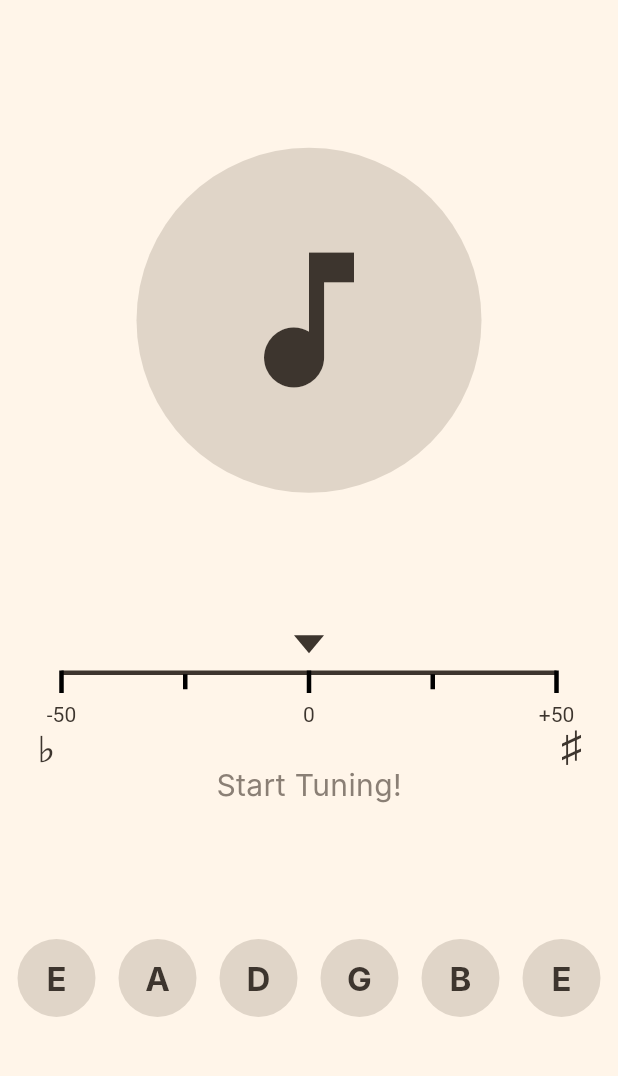
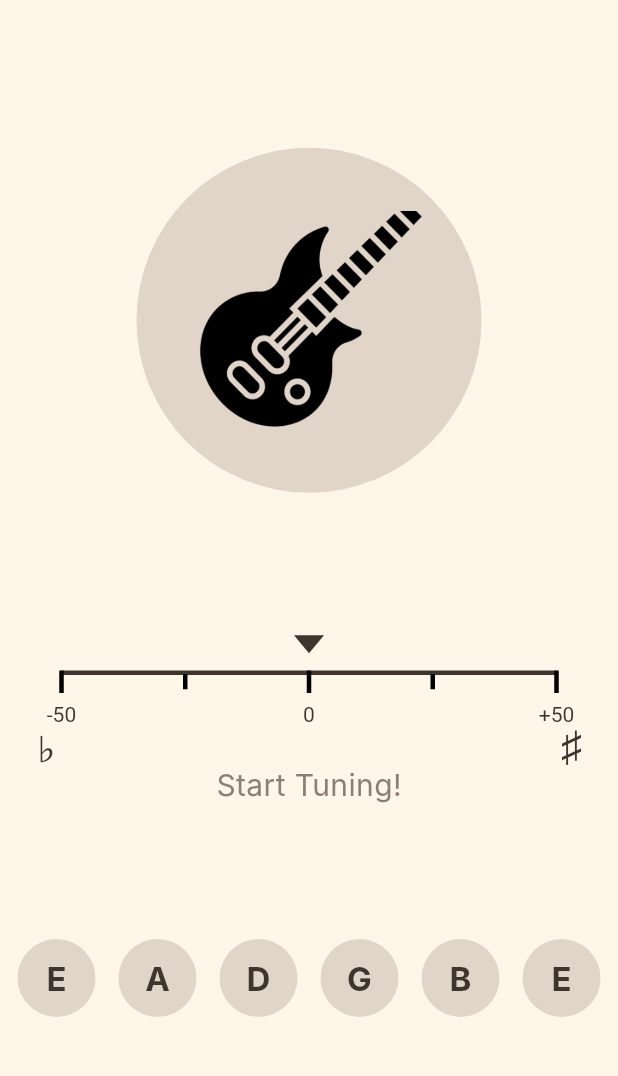
Before and after one commit to mariaR5/guitar-tuner, a Flutter app: the screen it shows after launch, on a phone screen of 412 x 824 dp, the part 84-1160 px from its top. Run offline on Flutter 3.47's test engine with Material 3 defaults, Android fonts, the phone set to English and light mode, and no system bars; our stand-ins replace permission_handler; missing offline and left inert: flutter_audio_capture, pitch_detector_dart; Roboto replaces fonts that are missing (Inter).

Commit message:
Added better icons

```diff
--- a/lib/main.dart
+++ b/lib/main.dart
@@ -3,6 +3,8 @@ import 'dart:typed_data';
 import 'dart:async';
 
 import 'package:flutter/material.dart';
+import 'package:flutter/rendering.dart';
+import 'package:flutter/services.dart';
 import 'package:flutter_audio_capture/flutter_audio_capture.dart';
 import 'package:pitch_detector_dart/pitch_detector.dart';
 import 'package:permission_handler/permission_handler.dart';
@@ -52,6 +54,7 @@ class MyApp extends StatelessWidget {
   }
 }
 
+// ---------Splash Screen--------------
 class SplashScreen extends StatefulWidget {
   const SplashScreen({super.key});
 
@@ -91,6 +94,7 @@ class _SplashScreenState extends State<SplashScreen> {
     );
   }
 }
+//-----------------------------------------
 
 class TunerHomePage extends StatefulWidget {
   const TunerHomePage({super.key});
@@ -117,20 +121,15 @@ class _TunerHomePageState extends State<TunerHomePage> {
   Color _statusColor = const Color(0xFFE0D5C8);
   double _centsDiff = 0.0;
 
-  //------Different Types of Tunings--------
-  // final List<Tuning> _tunings = [
-  //   Tuning(name: 'Standard', notes: ['E2', 'A2', 'D3', 'G3', 'B3', 'E4']),
-  //   Tuning(name: 'Drop D', notes: ['D2', 'A2', 'D3', 'G3', 'B3', 'E4']),
-  //   Tuning(name: 'Open G', notes: ['D2', 'G2', 'D3', 'G3', 'B3', 'D4']),
-  //   Tuning(name: 'Open D', notes: ['D2', 'A2', 'D3', 'F#3', 'A3', 'D4']),
-  //   Tuning(name: 'Open C', notes: ['C2', 'G2', 'C3', 'G3', 'C4', 'E4']),
-  // ];
+  bool _isAutoMode = false;
+  bool _isInTune = false;
+  double _circleScale = 1.0;
 
   //------Different Instruments-----------
   final List<Instrument> _instruments = [
     Instrument(
       name: 'Guitar',
-      imgPath: 'assets/images/guitar.png',
+      imgPath: 'assets/images/guitar_1.png',
       tunings: [
         Tuning(name: 'Standard', notes: ['E2', 'A2', 'D3', 'G3', 'B3', 'E4']),
         Tuning(name: 'Drop D', notes: ['D2', 'A2', 'D3', 'G3', 'B3', 'E4']),
@@ -141,7 +140,7 @@ class _TunerHomePageState extends State<TunerHomePage> {
     ),
     Instrument(
       name: 'Bass',
-      imgPath: 'assets/images/bass.png',
+      imgPath: 'assets/images/bass_1.png',
       tunings: [
         Tuning(name: 'Standard', notes: ['E1', 'A1', 'D2', 'G2']),
         Tuning(name: 'Drop D', notes: ['D1', 'A1', 'D2', 'G2']),
@@ -152,7 +151,7 @@ class _TunerHomePageState extends State<TunerHomePage> {
     ),
     Instrument(
       name: 'Ukelele',
-      imgPath: 'assets/images/ukelele.png',
+      imgPath: 'assets/images/ukulele_1.png',
       tunings: [
         Tuning(name: 'Standard', notes: ['G4', 'C4', 'E4', 'A4']),
         Tuning(name: 'Traditional', notes: ['A4', 'D4', 'F#4', 'B4']),
@@ -163,7 +162,7 @@ class _TunerHomePageState extends State<TunerHomePage> {
     ),
     Instrument(
       name: 'Violin',
-      imgPath: 'assets/images/violin.png',
+      imgPath: 'assets/images/violin_1.png',
       tunings: [
         Tuning(name: 'Standard', notes: ['G3', 'D4', 'A4', 'E5']),
         Tuning(name: 'Baroque', notes: ['G3', 'D4', 'A4', 'D5']),
@@ -262,6 +261,14 @@ class _TunerHomePageState extends State<TunerHomePage> {
     return 440.0 * pow(2, semitones / 12.0);
   }
 
+  void _triggerInTuneAnimationSound() {
+    setState(() => _circleScale = 1.1);
+    SystemSound.play(SystemSoundType.click);
+    Timer(const Duration(milliseconds: 200), () {
+      if (mounted) setState(() => _circleScale = 1.0);
+    });
+  }
+
   void _updateTuningStatus(double detectedFreq) {
     if (_selectedStringIndex == -1) return;
 
@@ -269,9 +276,16 @@ class _TunerHomePageState extends State<TunerHomePage> {
     final targetFreq = _noteToFreq(targetNote);
     final newCentsDiff = 1200 * (log(detectedFreq / targetFreq) / log(2));
 
+    final bool isNowInTune = newCentsDiff.abs() < 5;
+
+    if (isNowInTune && !_isInTune) {
+      _triggerInTuneAnimationSound();
+    }
+
     setState(() {
+      _isInTune = isNowInTune;
       _centsDiff = newCentsDiff;
-      if (newCentsDiff.abs() < 5) {
+      if (isNowInTune) {
         _tuningStatus = 'Perfect!';
         _statusColor = const Color(0xFF5ED169);
       } else if (newCentsDiff > 0) {
@@ -294,6 +308,12 @@ class _TunerHomePageState extends State<TunerHomePage> {
   // }
 
   Future<void> _onStringSelected(int index) async {
+    if (_isAutoMode) {
+      setState(() {
+        _isAutoMode = false;
+      });
+    }
+
     if (_isListening && _selectedStringIndex == index) {
       await _stopCapture();
       return;
@@ -339,6 +359,22 @@ class _TunerHomePageState extends State<TunerHomePage> {
     });
   }
 
+  int _findClosestNoteIndex(double detectedFreq) {
+    int closestIndex = -1;
+    double minDiff = double.infinity;
+
+    for (int i = 0; i < _stringNames.length; i++) {
+      final targetFreq = _noteToFreq(_stringNames[i]);
+      final diff = (detectedFreq - targetFreq).abs();
+
+      if (diff < minDiff) {
+        minDiff = diff;
+        closestIndex = i;
+      }
+    }
+    return closestIndex;
+  }
+
   Future<void> _processAudioBuffer(dynamic obj) async {
     // Convert audio data from dynamic list to double type list
     if (obj is List<dynamic>) {
@@ -349,6 +385,15 @@ class _TunerHomePageState extends State<TunerHomePage> {
       if (result != null && result.probability > _clarityThreshold) {
         _resetTimer?.cancel();
         if (mounted) {
+          //Auto Mode
+          if (_isAutoMode) {
+            final closestIndex = _findClosestNoteIndex(result.pitch);
+            if (closestIndex != -1 && _selectedStringIndex != closestIndex) {
+              setState(() {
+                _selectedStringIndex = closestIndex;
+              });
+            }
+          }
           _updateTuningStatus(result.pitch);
         }
       } else {
@@ -461,6 +506,17 @@ class _TunerHomePageState extends State<TunerHomePage> {
     });
   }
 
+  void _toggleAutoMode(bool value) {
+    setState(() {
+      _isAutoMode = value;
+      if (_isAutoMode) {
+        _startCapture();
+      } else {
+        _stopCapture();
+      }
+    });
+  }
+
   void _showAddTuningDialog({Tuning? tuningToEdit, int? tuningIndex}) {
     final selectedInstrument = _instruments[_selectedInstrumentIndex];
     showDialog(
@@ -514,6 +570,28 @@ class _TunerHomePageState extends State<TunerHomePage> {
                 ),
               ),
             ),
+            ListTile(
+              contentPadding: const EdgeInsets.fromLTRB(10.0, 2.0, 5.0, 5.0),
+              title: Text(
+                "Auto-Tuning",
+                style: TextStyle(fontWeight: FontWeight.bold, fontSize: 18),
+              ),
+              trailing: Transform.scale(
+                scale: 0.8,
+                child: Switch(
+                  value: _isAutoMode,
+                  onChanged: (bool value) {
+                    _toggleAutoMode(value);
+                  },
+                  inactiveThumbColor: Color(0xFF3D352E),
+                  inactiveTrackColor: Color(0xFFFFF5E9),
+                  activeColor: const Color(0xFF3D352E),
+                ),
+              ),
+            ),
+            SizedBox(height: 15),
+            const Divider(color: Color(0xFFD9CDBF)),
+            SizedBox(height: 15),
             Padding(
               padding: const EdgeInsets.fromLTRB(7.0, 2.0, 0.0, 5.0),
               child: Text(
@@ -533,7 +611,14 @@ class _TunerHomePageState extends State<TunerHomePage> {
                     CircleAvatar(
                       radius: 25,
                       backgroundColor: Color(0xFFE0D5C8),
-                      backgroundImage: AssetImage(_instruments[i].imgPath),
+                      child: Padding(
+                        padding: EdgeInsets.all(6),
+                        child: Image.asset(
+                          _instruments[i].imgPath,
+                          width: 35,
+                          fit: BoxFit.contain,
+                        ),
+                      ),
                     ),
                     SizedBox(width: 10),
                     Text(_instruments[i].name),
@@ -544,7 +629,9 @@ class _TunerHomePageState extends State<TunerHomePage> {
                 selectedTileColor: Color(0xB08A7F75),
                 onTap: () => _onInstrumentSelected(i),
               ),
-            SizedBox(height: 30),
+            SizedBox(height: 15),
+            const Divider(color: Color(0xFFD9CDBF)),
+            SizedBox(height: 15),
             Padding(
               padding: const EdgeInsets.fromLTRB(7.0, 2.0, 0.0, 5.0),
               child: Row(
@@ -613,6 +700,8 @@ class _TunerHomePageState extends State<TunerHomePage> {
           ],
         ),
       ),
+
+      //-------------Home Page--------------
       body: Center(
         child: Column(
           children: [
@@ -635,10 +724,10 @@ class _TunerHomePageState extends State<TunerHomePage> {
                           fontWeight: FontWeight.bold,
                         ),
                       )
-                    : const Icon(
-                        Icons.music_note,
-                        color: Color(0xFF3D352E),
-                        size: 120,
+                    : Image.asset(
+                        _instruments[_selectedInstrumentIndex].imgPath,
+                        width: 150,
+                        fit: BoxFit.contain,
                       ),
               ),
             ),
@@ -685,7 +774,7 @@ class _TunerHomePageState extends State<TunerHomePage> {
   }
 }
 
-// Animated Tuning meter
+//-----------Animated Tuning Meter-----------------
 class LinearGaugePainter extends CustomPainter {
   final double cents;
   LinearGaugePainter({required this.cents});
@@ -768,6 +857,7 @@ class LinearGaugePainter extends CustomPainter {
     return oldDelegate.cents != cents;
   }
 }
+//------------------------------------------------------
 
 //--------------Tuning Dialog Widget---------------------
 class AddTuningDialog extends StatefulWidget {
@@ -862,6 +952,15 @@ class _AddTuningDialogState extends State<AddTuningDialog> {
             Stack(
               children: [
                 Center(
+                  child: Container(
+                    padding: const EdgeInsets.symmetric(
+                      horizontal: 4,
+                      vertical: 2,
+                    ),
+                    decoration: BoxDecoration(
+                      border: Border.all(color: Colors.grey),
+                    ),
+                    child: IntrinsicWidth(
                       child: TextField(
                         controller: _nameController,
                         textAlign: TextAlign.center,
@@ -873,6 +972,9 @@ class _AddTuningDialogState extends State<AddTuningDialog> {
                         decoration: const InputDecoration(
                           border: InputBorder.none,
                           isDense: true,
+                          contentPadding: EdgeInsets.zero,
+                        ),
+                      ),
                     ),
                   ),
                 ),
@@ -958,7 +1060,7 @@ class _AddTuningDialogState extends State<AddTuningDialog> {
                   quarterTurns: 1,
                   child: Text(
                     'Strings',
-                    style: TextStyle(color: Color(0xFF3D352E)),
+                    style: TextStyle(color: Colors.grey, fontSize: 12),
                   ),
                 ),
               ],
```
Also changed, not shown: assets/images/bass_1.png (added), assets/images/guitar_1.png (added), assets/images/ukulele_1.png (added), assets/images/violin_1.png (added). Lines whose indentation alone changed are shown as unchanged.
